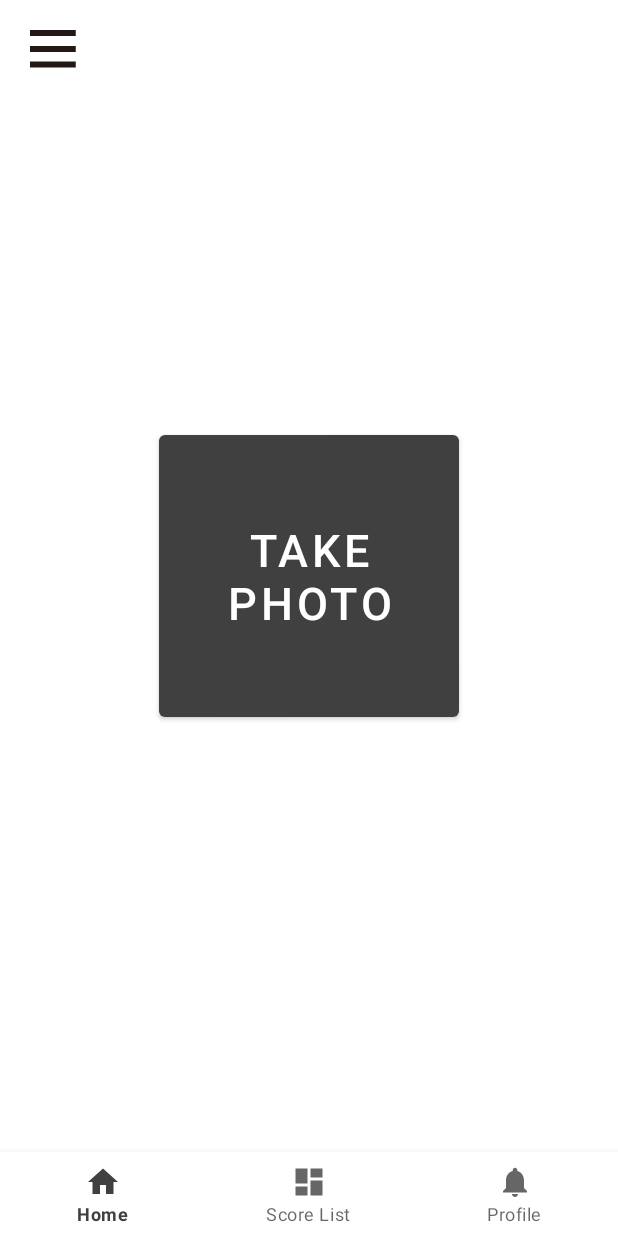
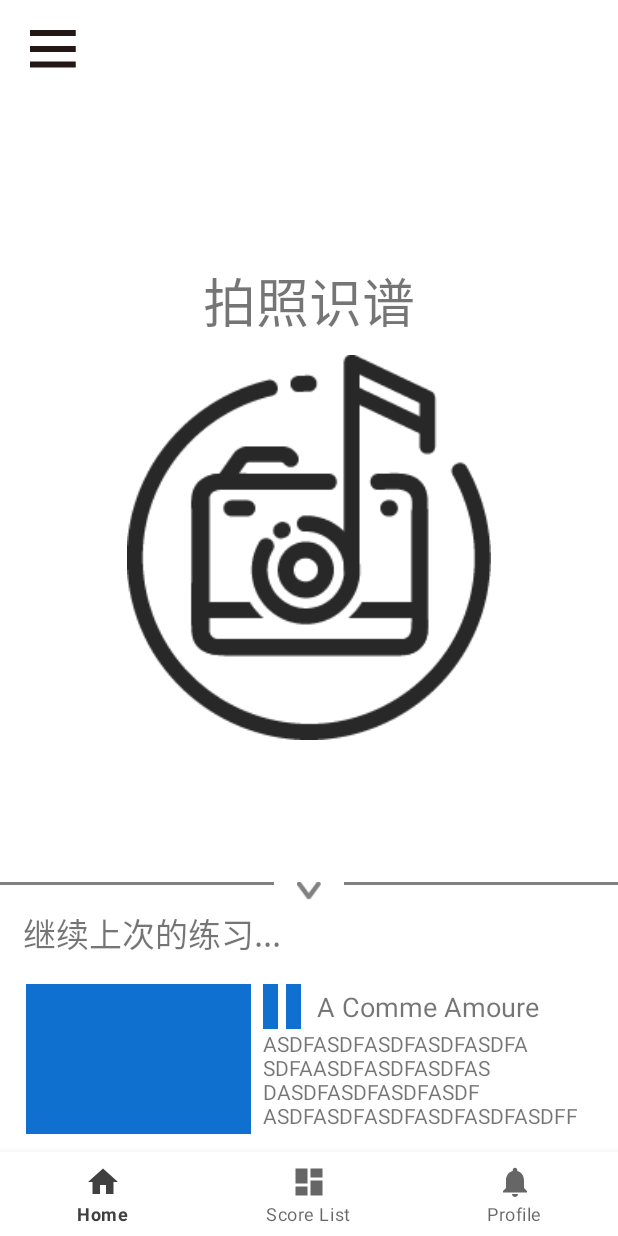
Before and after one commit to SWC-Painist/APP, an Android app: the screen it shows after launch (MainActivity), on a phone screen of 412 x 824 dp. Run offline under Robolectric (Android 15) with nearby library versions, the phone set to English and light mode, and no system bars; our stand-ins replace navigation-ui.

Commit message:
Update Main Fragment Layout

```diff
--- /dev/null
+++ b/app/src/main/res/drawable/down_bar.xml
@@ -0,0 +1,9 @@
+<?xml version="1.0" encoding="utf-8"?>
+<layer-list xmlns:android="http://schemas.android.com/apk/res/android">
+    <item android:id="@android:id/progress" android:gravity="center">
+        <shape>
+            <size android:height="2dp"/>
+            <solid android:color="@color/gray"/>
+        </shape>
+    </item>
+</layer-list>
--- a/app/src/main/res/layout/fragment_home.xml
+++ b/app/src/main/res/layout/fragment_home.xml
@@ -22,15 +22,138 @@
     <LinearLayout
         android:layout_width="match_parent"
         android:layout_height="match_parent"
-        android:layout_centerInParent="true"
+        android:orientation="vertical"
         android:gravity="center">
-        <Button
-            android:layout_width="200dp"
-            android:layout_height="200dp"
-            android:text="Take Photo"
-            android:textSize="30sp">
-        </Button>
+        <TextView
+            android:layout_width="wrap_content"
+            android:layout_height="wrap_content"
+            android:text="拍照识谱"
+            android:textSize="35sp"
+            android:typeface="normal"
+            android:layout_marginBottom="10dp"/>
+        <ImageView
+            android:layout_width="242.4dp"
+            android:layout_height="256.4dp"
+            android:background="@mipmap/photo_button" />
+        <LinearLayout
+            android:layout_width="0dp"
+            android:layout_height="100dp"/>
 
     </LinearLayout>
 
+    <LinearLayout
+        android:layout_width="match_parent"
+        android:layout_height="180dp"
+        android:orientation="vertical"
+        android:layout_gravity="bottom">
+        <LinearLayout
+            android:layout_width="match_parent"
+            android:layout_height="wrap_content"
+            android:layout_gravity="top"
+            android:orientation="horizontal">
+            <LinearLayout
+                android:layout_width="0dp"
+                android:layout_height="wrap_content"
+                android:layout_weight="1"
+                android:layout_gravity="left"
+                android:background="@drawable/down_bar">
+            </LinearLayout>
+            <ImageView
+                android:layout_width="16dp"
+                android:layout_height="12dp"
+                android:layout_marginLeft="15dp"
+                android:layout_marginRight="15dp"
+                android:background="@mipmap/down_arrow">
+            </ImageView>
+            <LinearLayout
+                android:layout_width="0dp"
+                android:layout_height="wrap_content"
+                android:layout_weight="1"
+                android:layout_gravity="right"
+                android:background="@drawable/down_bar">
+            </LinearLayout>
+        </LinearLayout>
+        <TextView
+            android:layout_width="wrap_content"
+            android:layout_height="wrap_content"
+            android:text="继续上次的练习..."
+            android:layout_marginLeft="15dp"
+            android:layout_marginStart="15dp"
+            android:layout_marginTop="5dp"
+            android:textSize="22sp">
+
+        </TextView>
+
+        <LinearLayout
+            android:id="@+id/music_score_1"
+            android:layout_width="fill_parent"
+            android:layout_height="120dp"
+            android:layout_margin="7dp"
+            android:padding="10dp"
+            android:orientation="horizontal"
+            android:gravity="start">
+
+            <LinearLayout
+                android:layout_width="wrap_content"
+                android:layout_height="match_parent"
+                android:gravity="center">
+                <ImageView
+                    android:layout_width="150dp"
+                    android:layout_height="match_parent"
+                    android:background="#1070D0"
+                    android:layout_gravity="center">
+                </ImageView>
+
+            </LinearLayout>
+            <LinearLayout
+                android:layout_width="match_parent"
+                android:layout_height="match_parent"
+                android:orientation="vertical"
+                android:layout_marginLeft="8dp">
+                <LinearLayout
+                    android:layout_width="match_parent"
+                    android:layout_height="wrap_content"
+                    android:orientation="horizontal"
+                    android:layout_marginStart="0dp"
+                    android:layout_marginLeft="0dp">
+                    <LinearLayout
+                        android:layout_width="10dp"
+                        android:layout_height="30dp"
+                        android:layout_marginRight="5dp"
+                        android:layout_marginEnd="5dp"
+                        android:background="#1070D0">
+                    </LinearLayout>
+                    <LinearLayout
+                        android:layout_width="10dp"
+                        android:layout_height="30dp"
+                        android:layout_marginRight="5dp"
+                        android:layout_marginEnd="5dp"
+                        android:background="#1070D0">
+                    </LinearLayout>
+                    <TextView
+                        android:layout_width="wrap_content"
+                        android:layout_height="wrap_content"
+                        android:layout_gravity="center"
+                        android:layout_marginLeft="5dp"
+
+                        android:text="A Comme Amoure"
+                        android:textSize="18dp">
+
+                    </TextView>
+                </LinearLayout>
+                <TextView
+                    android:layout_width="wrap_content"
+                    android:layout_height="wrap_content"
+                    android:layout_gravity="center"
+                    android:text="ASDFASDFASDFASDFASDFA
+                    SDFAASDFASDFASDFASDASDFASDFASDFASDF
+                    ASDFASDFASDFASDFASDFASDFF">
+
+                </TextView>
+            </LinearLayout>
+        </LinearLayout>
+
+    </LinearLayout>
+
+
 </FrameLayout >
--- a/app/src/main/res/layout/fragment_scoreitem.xml
+++ b/app/src/main/res/layout/fragment_scoreitem.xml
@@ -17,7 +17,6 @@
             android:layout_height="120dp"
             android:layout_margin="7dp"
             android:padding="10dp"
-            android:background="@drawable/rounded_retangle"
             android:orientation="horizontal"
             android:gravity="start">
 
@@ -31,12 +30,6 @@
                     android:background="#1070D0"
                     android:layout_gravity="center">
                 </ImageView>
-                <!--                <ImageView-->
-                <!--                    android:layout_width="wrap_content"-->
-                <!--                    android:layout_height="wrap_content"-->
-                <!--                    android:background="@drawable/ic_menu_camera">-->
-
-                <!--                </ImageView>-->
 
             </LinearLayout>
             <LinearLayout
--- a/app/src/main/res/values/colors.xml
+++ b/app/src/main/res/values/colors.xml
@@ -6,5 +6,8 @@
     <color name="teal_200">#FF03DAC5</color>
     <color name="teal_700">#FF018786</color>
     <color name="black">#FF000000</color>
+    <color name="dark_gray">#FF404040</color>
+    <color name="gray">#FF808080</color>
+    <color name="light_gray">#FFC0C0C0</color>
     <color name="white">#FFFFFFFF</color>
 </resources>
```
Also changed, not shown: app/src/main/res/mipmap-hdpi/down_arrow.png (added), app/src/main/res/mipmap-hdpi/photo_button.png (added), app/src/main/res/mipmap-hdpi/photo_button_2.png (added), app/src/main/res/mipmap-mdpi/down_arrow.png (added), app/src/main/res/mipmap-mdpi/photo_button.png (added), app/src/main/res/mipmap-mdpi/photo_button_2.png (added), app/src/main/res/mipmap-xhdpi/down_arrow.png (added), app/src/main/res/mipmap-xhdpi/photo_button.png (added), app/src/main/res/mipmap-xhdpi/photo_button_2.png (added), app/src/main/res/mipmap-xxhdpi/down_arrow.png (added), app/src/main/res/mipmap-xxhdpi/photo_button.png (added), app/src/main/res/mipmap-xxhdpi/photo_button_2.png (added), app/src/main/res/mipmap-xxxhdpi/down_arrow.png (added), app/src/main/res/mipmap-xxxhdpi/photo_button.png (added), 1 more files.
